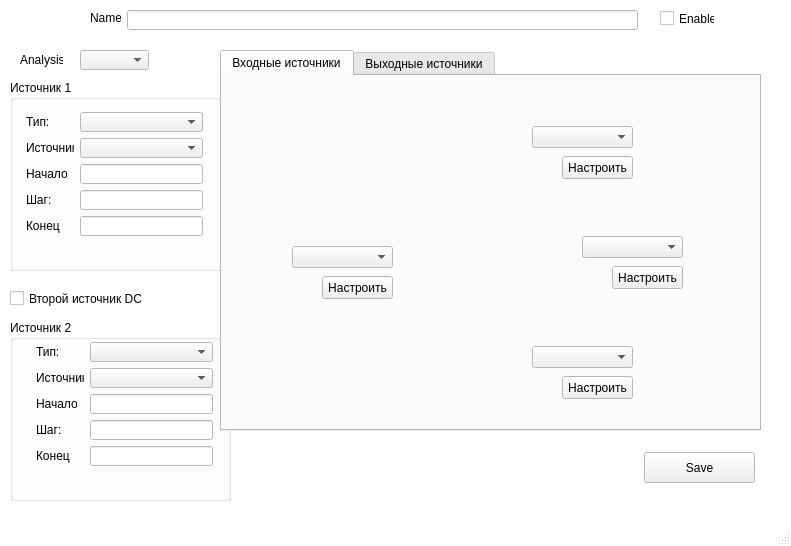
Before: the Qt Designer form src/Tsunami/AnalysisWindow.ui in maluginp/Tsunami, drawn with Qt 5.
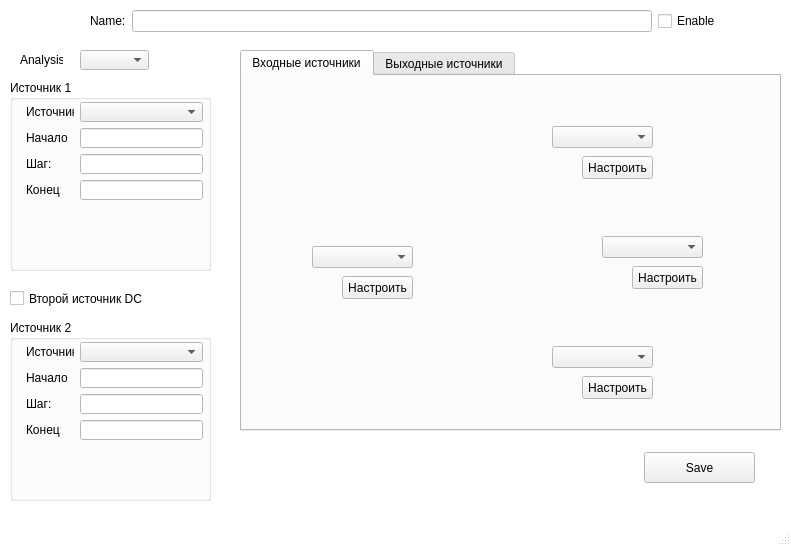
After: the same form once the commit is applied. Icons and pictures are not drawn.

Commit message: Убрал из формы анализа тип источника для анализа

The edit to the form file:
```diff
--- a/src/Tsunami/AnalysisWindow.ui
+++ b/src/Tsunami/AnalysisWindow.ui
@@ -123,48 +123,12 @@
      <string>Второй источник DC</string>
     </property>
    </widget>
-   <widget class="QLineEdit" name="analysisNameLineEdit">
-    <property name="geometry">
-     <rect>
-      <x>127</x>
-      <y>10</y>
-      <width>511</width>
-      <height>20</height>
-     </rect>
-    </property>
-   </widget>
-   <widget class="QCheckBox" name="analysisEnableCheckBox">
-    <property name="geometry">
-     <rect>
-      <x>660</x>
-      <y>10</y>
-      <width>55</width>
-      <height>17</height>
-     </rect>
-    </property>
-    <property name="text">
-     <string>Enable</string>
-    </property>
-   </widget>
-   <widget class="QLabel" name="label_2">
-    <property name="geometry">
-     <rect>
-      <x>90</x>
-      <y>10</y>
-      <width>31</width>
-      <height>16</height>
-     </rect>
-    </property>
-    <property name="text">
-     <string>Name:</string>
-    </property>
-   </widget>
    <widget class="QGroupBox" name="sourceFirstGroup">
     <property name="geometry">
      <rect>
       <x>10</x>
       <y>80</y>
-      <width>221</width>
+      <width>201</width>
       <height>191</height>
      </rect>
     </property>
@@ -175,7 +139,7 @@
      <property name="geometry">
       <rect>
        <x>16</x>
-       <y>84</y>
+       <y>48</y>
        <width>41</width>
        <height>20</height>
       </rect>
@@ -188,30 +152,7 @@
      <property name="geometry">
       <rect>
        <x>70</x>
-       <y>58</y>
-       <width>123</width>
-       <height>20</height>
-      </rect>
-     </property>
-    </widget>
-    <widget class="QLabel" name="label_6">
-     <property name="geometry">
-      <rect>
-       <x>16</x>
-       <y>32</y>
-       <width>22</width>
-       <height>20</height>
-      </rect>
-     </property>
-     <property name="text">
-      <string>Тип:</string>
-     </property>
-    </widget>
-    <widget class="QComboBox" name="sourceFirstTypeComboBox">
-     <property name="geometry">
-      <rect>
-       <x>70</x>
-       <y>32</y>
+       <y>22</y>
        <width>123</width>
        <height>20</height>
       </rect>
@@ -221,7 +162,7 @@
      <property name="geometry">
       <rect>
        <x>16</x>
-       <y>136</y>
+       <y>100</y>
        <width>35</width>
        <height>20</height>
       </rect>
@@ -234,7 +175,7 @@
      <property name="geometry">
       <rect>
        <x>16</x>
-       <y>58</y>
+       <y>22</y>
        <width>48</width>
        <height>20</height>
       </rect>
@@ -247,7 +188,7 @@
      <property name="geometry">
       <rect>
        <x>70</x>
-       <y>84</y>
+       <y>48</y>
        <width>123</width>
        <height>20</height>
       </rect>
@@ -257,7 +198,7 @@
      <property name="geometry">
       <rect>
        <x>70</x>
-       <y>136</y>
+       <y>100</y>
        <width>123</width>
        <height>20</height>
       </rect>
@@ -267,7 +208,7 @@
      <property name="geometry">
       <rect>
        <x>16</x>
-       <y>110</y>
+       <y>74</y>
        <width>25</width>
        <height>20</height>
       </rect>
@@ -280,7 +221,7 @@
      <property name="geometry">
       <rect>
        <x>70</x>
-       <y>110</y>
+       <y>74</y>
        <width>123</width>
        <height>20</height>
       </rect>
@@ -292,7 +233,7 @@
      <rect>
       <x>10</x>
       <y>320</y>
-      <width>221</width>
+      <width>201</width>
       <height>181</height>
      </rect>
     </property>
@@ -302,8 +243,8 @@
     <widget class="QLabel" name="label_12">
      <property name="geometry">
       <rect>
-       <x>26</x>
-       <y>100</y>
+       <x>16</x>
+       <y>74</y>
        <width>25</width>
        <height>20</height>
       </rect>
@@ -312,21 +253,11 @@
       <string>Шаг:</string>
      </property>
     </widget>
-    <widget class="QComboBox" name="sourceSecondTypeComboBox">
-     <property name="geometry">
-      <rect>
-       <x>80</x>
-       <y>22</y>
-       <width>123</width>
-       <height>20</height>
-      </rect>
-     </property>
-    </widget>
     <widget class="QLineEdit" name="sourceSecondStartLineEdit">
      <property name="geometry">
       <rect>
-       <x>80</x>
-       <y>74</y>
+       <x>70</x>
+       <y>48</y>
        <width>123</width>
        <height>20</height>
       </rect>
@@ -335,8 +266,8 @@
     <widget class="QLabel" name="label_11">
      <property name="geometry">
       <rect>
-       <x>26</x>
-       <y>48</y>
+       <x>16</x>
+       <y>22</y>
        <width>48</width>
        <height>20</height>
       </rect>
@@ -345,24 +276,11 @@
       <string>Источник</string>
      </property>
     </widget>
-    <widget class="QLabel" name="label_9">
-     <property name="geometry">
-      <rect>
-       <x>26</x>
-       <y>22</y>
-       <width>22</width>
-       <height>20</height>
-      </rect>
-     </property>
-     <property name="text">
-      <string>Тип:</string>
-     </property>
-    </widget>
     <widget class="QLabel" name="label_8">
      <property name="geometry">
       <rect>
-       <x>26</x>
-       <y>74</y>
+       <x>16</x>
+       <y>48</y>
        <width>41</width>
        <height>20</height>
       </rect>
@@ -374,8 +292,8 @@
     <widget class="QLabel" name="label_10">
      <property name="geometry">
       <rect>
-       <x>26</x>
-       <y>126</y>
+       <x>16</x>
+       <y>100</y>
        <width>35</width>
        <height>20</height>
       </rect>
@@ -387,8 +305,8 @@
     <widget class="QLineEdit" name="sourceSecondStopLineEdit">
      <property name="geometry">
       <rect>
-       <x>80</x>
-       <y>126</y>
+       <x>70</x>
+       <y>100</y>
        <width>123</width>
        <height>20</height>
       </rect>
@@ -397,8 +315,8 @@
     <widget class="QComboBox" name="sourceSecondNodeComboBox">
      <property name="geometry">
       <rect>
-       <x>80</x>
-       <y>48</y>
+       <x>70</x>
+       <y>22</y>
        <width>123</width>
        <height>20</height>
       </rect>
@@ -407,8 +325,8 @@
     <widget class="QLineEdit" name="sourceSecondStepLineEdit">
      <property name="geometry">
       <rect>
-       <x>80</x>
-       <y>100</y>
+       <x>70</x>
+       <y>74</y>
        <width>123</width>
        <height>20</height>
       </rect>
@@ -431,7 +349,7 @@
    <widget class="QTabWidget" name="tabWidget">
     <property name="geometry">
      <rect>
-      <x>220</x>
+      <x>240</x>
       <y>50</y>
       <width>541</width>
       <height>381</height>
@@ -641,6 +559,35 @@
      <zorder>node4CheckBox</zorder>
     </widget>
    </widget>
+   <widget class="QWidget" name="">
+    <property name="geometry">
+     <rect>
+      <x>90</x>
+      <y>10</y>
+      <width>631</width>
+      <height>22</height>
+     </rect>
+    </property>
+    <layout class="QHBoxLayout" name="horizontalLayout">
+     <item>
+      <widget class="QLabel" name="label_2">
+       <property name="text">
+        <string>Name:</string>
+       </property>
+      </widget>
+     </item>
+     <item>
+      <widget class="QLineEdit" name="analysisNameLineEdit"/>
+     </item>
+     <item>
+      <widget class="QCheckBox" name="analysisEnableCheckBox">
+       <property name="text">
+        <string>Enable</string>
+       </property>
+      </widget>
+     </item>
+    </layout>
+   </widget>
   </widget>
   <widget class="QMenuBar" name="menubar">
    <property name="geometry">
```
The commit also changes 1 other file.
